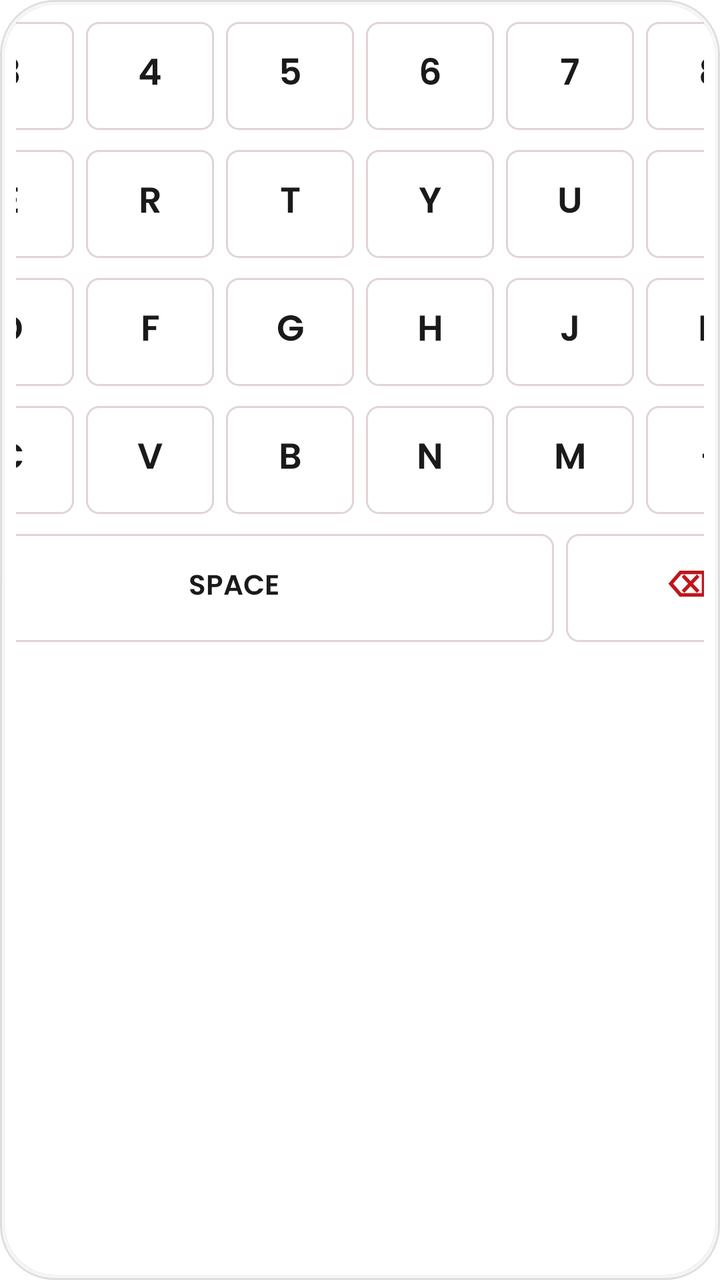
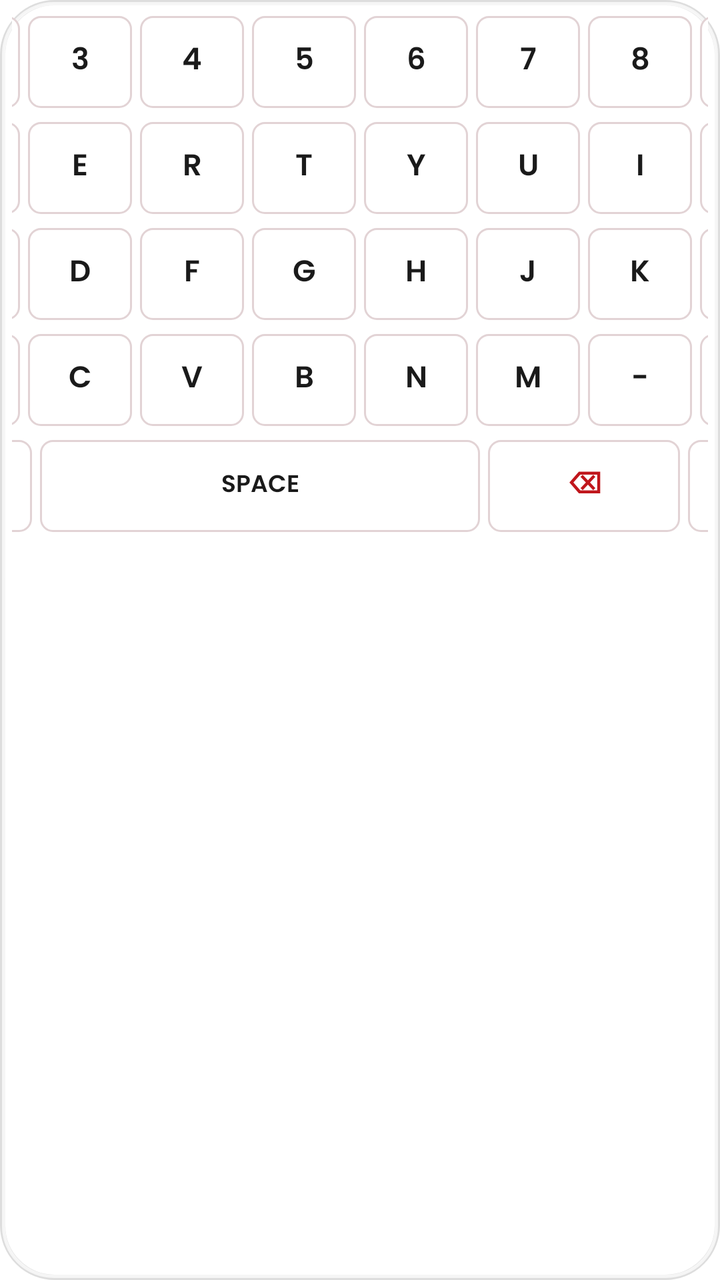

Two renders of the same Android screen: before a commit and after it. Below are the layout's source before the change and the commit's diff.
<!-- AndroidManifest.xml: application theme Theme.PNBBank -->
<!-- res/layout/layout_qwerty_keyboard.xml -->
<?xml version="1.0" encoding="utf-8"?>
<LinearLayout xmlns:android="http://schemas.android.com/apk/res/android"
    android:layout_width="wrap_content"
    android:layout_height="wrap_content"
    android:background="@drawable/bg_glass_card"
    android:elevation="24dp"
    android:orientation="vertical"
    android:padding="8dp">

    
    <LinearLayout
        android:layout_width="wrap_content"
        android:layout_height="wrap_content"
        android:orientation="horizontal"
        android:gravity="center">

        <TextView android:id="@+id/key_1" style="@style/QwertyKeyStyle" android:text="1" />
        <TextView android:id="@+id/key_2" style="@style/QwertyKeyStyle" android:text="2" />
        <TextView android:id="@+id/key_3" style="@style/QwertyKeyStyle" android:text="3" />
        <TextView android:id="@+id/key_4" style="@style/QwertyKeyStyle" android:text="4" />
        <TextView android:id="@+id/key_5" style="@style/QwertyKeyStyle" android:text="5" />
        <TextView android:id="@+id/key_6" style="@style/QwertyKeyStyle" android:text="6" />
        <TextView android:id="@+id/key_7" style="@style/QwertyKeyStyle" android:text="7" />
        <TextView android:id="@+id/key_8" style="@style/QwertyKeyStyle" android:text="8" />
        <TextView android:id="@+id/key_9" style="@style/QwertyKeyStyle" android:text="9" />
        <TextView android:id="@+id/key_0" style="@style/QwertyKeyStyle" android:text="0" />
    </LinearLayout>

    
    <LinearLayout
        android:layout_width="wrap_content"
        android:layout_height="wrap_content"
        android:orientation="horizontal"
        android:gravity="center"
        android:layout_marginTop="4dp">

        <TextView android:id="@+id/key_q" style="@style/QwertyKeyStyle" android:text="Q" />
        <TextView android:id="@+id/key_w" style="@style/QwertyKeyStyle" android:text="W" />
        <TextView android:id="@+id/key_e" style="@style/QwertyKeyStyle" android:text="E" />
        <TextView android:id="@+id/key_r" style="@style/QwertyKeyStyle" android:text="R" />
        <TextView android:id="@+id/key_t" style="@style/QwertyKeyStyle" android:text="T" />
        <TextView android:id="@+id/key_y" style="@style/QwertyKeyStyle" android:text="Y" />
        <TextView android:id="@+id/key_u" style="@style/QwertyKeyStyle" android:text="U" />
        <TextView android:id="@+id/key_i" style="@style/QwertyKeyStyle" android:text="I" />
        <TextView android:id="@+id/key_o" style="@style/QwertyKeyStyle" android:text="O" />
        <TextView android:id="@+id/key_p" style="@style/QwertyKeyStyle" android:text="P" />
    </LinearLayout>

    
    <LinearLayout
        android:layout_width="wrap_content"
        android:layout_height="wrap_content"
        android:orientation="horizontal"
        android:gravity="center"
        android:layout_marginTop="4dp">

        <TextView android:id="@+id/key_a" style="@style/QwertyKeyStyle" android:text="A" />
        <TextView android:id="@+id/key_s" style="@style/QwertyKeyStyle" android:text="S" />
        <TextView android:id="@+id/key_d" style="@style/QwertyKeyStyle" android:text="D" />
        <TextView android:id="@+id/key_f" style="@style/QwertyKeyStyle" android:text="F" />
        <TextView android:id="@+id/key_g" style="@style/QwertyKeyStyle" android:text="G" />
        <TextView android:id="@+id/key_h" style="@style/QwertyKeyStyle" android:text="H" />
        <TextView android:id="@+id/key_j" style="@style/QwertyKeyStyle" android:text="J" />
        <TextView android:id="@+id/key_k" style="@style/QwertyKeyStyle" android:text="K" />
        <TextView android:id="@+id/key_l" style="@style/QwertyKeyStyle" android:text="L" />
        <View android:layout_width="64dp" android:layout_height="54dp" android:layout_margin="3dp" /> 
    </LinearLayout>

    
    <LinearLayout
        android:layout_width="wrap_content"
        android:layout_height="wrap_content"
        android:orientation="horizontal"
        android:gravity="center"
        android:layout_marginTop="4dp">

        <TextView android:id="@+id/key_z" style="@style/QwertyKeyStyle" android:text="Z" />
        <TextView android:id="@+id/key_x" style="@style/QwertyKeyStyle" android:text="X" />
        <TextView android:id="@+id/key_c" style="@style/QwertyKeyStyle" android:text="C" />
        <TextView android:id="@+id/key_v" style="@style/QwertyKeyStyle" android:text="V" />
        <TextView android:id="@+id/key_b" style="@style/QwertyKeyStyle" android:text="B" />
        <TextView android:id="@+id/key_n" style="@style/QwertyKeyStyle" android:text="N" />
        <TextView android:id="@+id/key_m" style="@style/QwertyKeyStyle" android:text="M" />
        <TextView android:id="@+id/key_dash" style="@style/QwertyKeyStyle" android:text="-" />
        <TextView android:id="@+id/key_slash" style="@style/QwertyKeyStyle" android:text="/" />
        <TextView android:id="@+id/key_comma" style="@style/QwertyKeyStyle" android:text="," />
    </LinearLayout>

    
    <LinearLayout
        android:layout_width="wrap_content"
        android:layout_height="wrap_content"
        android:orientation="horizontal"
        android:gravity="center"
        android:layout_marginTop="4dp">

        <TextView
            android:id="@+id/key_clear"
            style="@style/QwertyKeyStyle"
            android:layout_width="120dp"
            android:text="CLEAR"
            android:textColor="@color/pnb_red"
            android:textSize="14sp"
            android:textStyle="bold" />

        <TextView
            android:id="@+id/key_space"
            style="@style/QwertyKeyStyle"
            android:layout_width="320dp"
            android:text="SPACE"
            android:textSize="14sp" />

        <TextView
            android:id="@+id/key_backspace"
            style="@style/QwertyKeyStyle"
            android:layout_width="120dp"
            android:text="⌫"
            android:textColor="@color/pnb_red"
            android:textSize="18sp"
            android:textStyle="bold" />

        <TextView
            android:id="@+id/key_hide"
            style="@style/QwertyKeyStyle"
            android:layout_width="120dp"
            android:text="⌨ HIDE"
            android:textColor="@color/pnb_red"
            android:textSize="14sp"
            android:textStyle="bold" />
    </LinearLayout>

</LinearLayout>
<!-- resources referenced by this layout -->
<resources>
  <color name="pnb_red">#C0161C</color>
  <!-- drawable bg_glass_card (drawable) -->
  <?xml version="1.0" encoding="utf-8"?>
  <layer-list xmlns:android="http://schemas.android.com/apk/res/android">
      
      <item>
          <shape android:shape="rectangle">
              <corners android:radius="26dp" />
              <stroke
                  android:width="2.5dp"
                  android:color="#22000000" />
          </shape>
      </item>
  
      
      <item
          android:bottom="1dp"
          android:left="1dp"
          android:right="1dp"
          android:top="1dp">
          <shape android:shape="rectangle">
              
              <gradient
                  android:angle="270"
                  android:endColor="#1CFFFFFF"
                  android:startColor="#45FFFFFF"
                  android:type="linear" />
              
              <stroke
                  android:width="1.5dp"
                  android:color="#B3FFFFFF" />
              <corners android:radius="25dp" />
          </shape>
      </item>
  </layer-list>
  <style name="QwertyKeyStyle">
          <item name="android:layout_width">64dp</item>
          <item name="android:layout_height">54dp</item>
          <item name="android:layout_margin">3dp</item>
          <item name="android:background">@drawable/bg_qwerty_key</item>
          <item name="android:gravity">center</item>
          <item name="android:textColor">@color/text_primary</item>
          <item name="android:textSize">18sp</item>
          <item name="android:textStyle">bold</item>
          <item name="android:clickable">true</item>
          <item name="android:focusable">true</item>
      </style>
  <style name="Theme.PNBBank" parent="Theme.AppCompat.Light.NoActionBar">
          <item name="colorPrimary">@color/pnb_red</item>
          <item name="colorPrimaryDark">@color/pnb_red_dark</item>
          <item name="colorAccent">@color/pnb_gold</item>
          <item name="android:windowBackground">@color/bg_white</item>
          <item name="android:statusBarColor">@android:color/transparent</item>
          <item name="android:navigationBarColor">@android:color/transparent</item>
          <item name="android:windowFullscreen">true</item>
          <item name="android:fontFamily">@font/poppins</item>
          <item name="fontFamily">@font/poppins</item>
          <item name="android:textFontWeight">600</item>
      </style>
  <!-- drawable bg_qwerty_key (drawable) -->
  <?xml version="1.0" encoding="utf-8"?>
  <ripple xmlns:android="http://schemas.android.com/apk/res/android"
      android:color="#22C0161C">
      <item>
          <shape android:shape="rectangle">
              <solid android:color="#FFFFFF" />
              <corners android:radius="6dp" />
              <stroke
                  android:width="1dp"
                  android:color="#E2D3D5" />
          </shape>
      </item>
  </ripple>
  <color name="text_primary">#1A1A1A</color>
  <color name="pnb_red_dark">#8B0000</color>
  <color name="pnb_gold">#D4A017</color>
  <color name="bg_white">#FFFFFF</color>
</resources>

<!-- the commit's change to res/layout/layout_qwerty_keyboard.xml (unified diff, before → after) -->
@@ -3,9 +3,9 @@
     android:layout_width="wrap_content"
     android:layout_height="wrap_content"
     android:background="@drawable/bg_glass_card"
-    android:elevation="24dp"
+    android:elevation="12dp"
     android:orientation="vertical"
-    android:padding="8dp">
+    android:padding="6dp">
 
     
     <LinearLayout
@@ -32,7 +32,7 @@
         android:layout_height="wrap_content"
         android:orientation="horizontal"
         android:gravity="center"
-        android:layout_marginTop="4dp">
+        android:layout_marginTop="3dp">
 
         <TextView android:id="@+id/key_q" style="@style/QwertyKeyStyle" android:text="Q" />
         <TextView android:id="@+id/key_w" style="@style/QwertyKeyStyle" android:text="W" />
@@ -52,7 +52,7 @@
         android:layout_height="wrap_content"
         android:orientation="horizontal"
         android:gravity="center"
-        android:layout_marginTop="4dp">
+        android:layout_marginTop="3dp">
 
         <TextView android:id="@+id/key_a" style="@style/QwertyKeyStyle" android:text="A" />
         <TextView android:id="@+id/key_s" style="@style/QwertyKeyStyle" android:text="S" />
@@ -63,7 +63,7 @@
         <TextView android:id="@+id/key_j" style="@style/QwertyKeyStyle" android:text="J" />
         <TextView android:id="@+id/key_k" style="@style/QwertyKeyStyle" android:text="K" />
         <TextView android:id="@+id/key_l" style="@style/QwertyKeyStyle" android:text="L" />
-        <View android:layout_width="64dp" android:layout_height="54dp" android:layout_margin="3dp" /> 
+        <View android:layout_width="52dp" android:layout_height="46dp" android:layout_margin="2dp" /> 
     </LinearLayout>
 
     
@@ -72,7 +72,7 @@
         android:layout_height="wrap_content"
         android:orientation="horizontal"
         android:gravity="center"
-        android:layout_marginTop="4dp">
+        android:layout_marginTop="3dp">
 
         <TextView android:id="@+id/key_z" style="@style/QwertyKeyStyle" android:text="Z" />
         <TextView android:id="@+id/key_x" style="@style/QwertyKeyStyle" android:text="X" />
@@ -92,40 +92,39 @@
         android:layout_height="wrap_content"
         android:orientation="horizontal"
         android:gravity="center"
-        android:layout_marginTop="4dp">
+        android:layout_marginTop="3dp">
 
         <TextView
             android:id="@+id/key_clear"
             style="@style/QwertyKeyStyle"
-            android:layout_width="120dp"
+            android:layout_width="96dp"
             android:text="CLEAR"
             android:textColor="@color/pnb_red"
-            android:textSize="14sp"
+            android:textSize="12sp"
             android:textStyle="bold" />
 
         <TextView
             android:id="@+id/key_space"
             style="@style/QwertyKeyStyle"
-            android:layout_width="320dp"
+            android:layout_width="220dp"
             android:text="SPACE"
-            android:textSize="14sp" />
+            android:textSize="12sp" />
 
         <TextView
             android:id="@+id/key_backspace"
             style="@style/QwertyKeyStyle"
-            android:layout_width="120dp"
+            android:layout_width="96dp"
             android:text="⌫"
             android:textColor="@color/pnb_red"
-            android:textSize="18sp"
             android:textStyle="bold" />
 
         <TextView
             android:id="@+id/key_hide"
             style="@style/QwertyKeyStyle"
-            android:layout_width="120dp"
+            android:layout_width="96dp"
             android:text="⌨ HIDE"
             android:textColor="@color/pnb_red"
-            android:textSize="14sp"
+            android:textSize="12sp"
             android:textStyle="bold" />
     </LinearLayout>
 
<!-- resource entries referenced after the edit -->
@@ -36,13 +36,13 @@
       </item>
   </layer-list>
   <style name="QwertyKeyStyle">
-          <item name="android:layout_width">64dp</item>
-          <item name="android:layout_height">54dp</item>
-          <item name="android:layout_margin">3dp</item>
+          <item name="android:layout_width">52dp</item>
+          <item name="android:layout_height">46dp</item>
+          <item name="android:layout_margin">2dp</item>
           <item name="android:background">@drawable/bg_qwerty_key</item>
           <item name="android:gravity">center</item>
           <item name="android:textColor">@color/text_primary</item>
-          <item name="android:textSize">18sp</item>
+          <item name="android:textSize">15sp</item>
           <item name="android:textStyle">bold</item>
           <item name="android:clickable">true</item>
           <item name="android:focusable">true</item>
